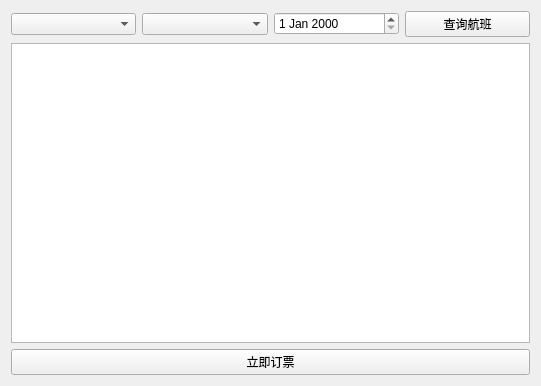
n-ss1m-1/FlightTicketSystem, file FlightTicketClient/pages/FlightsPage/FlightsPage.ui: the form before one commit.
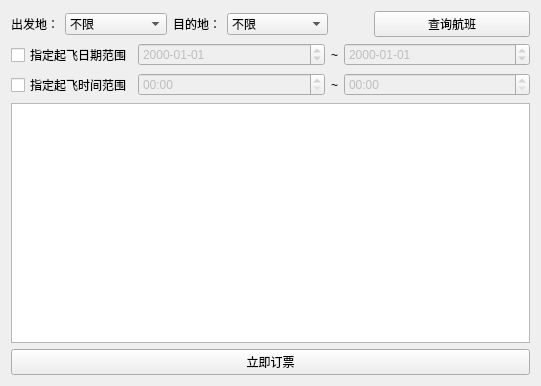
The form after the commit.

The edit to the form file:
```diff
--- a/FlightTicketClient/pages/FlightsPage/FlightsPage.ui
+++ b/FlightTicketClient/pages/FlightsPage/FlightsPage.ui
@@ -13,17 +13,76 @@
   <property name="windowTitle">
    <string>Form</string>
   </property>
-  <layout class="QVBoxLayout" name="verticalLayout">
+  <layout class="QVBoxLayout" name="verticalLayout" stretch="0,1,1,0,0">
    <item>
     <layout class="QHBoxLayout" name="horizontalLayout">
      <item>
-      <widget class="QComboBox" name="comboDep"/>
+      <layout class="QHBoxLayout" name="horizontalLayout_3">
+       <item>
+        <widget class="QLabel" name="label">
+         <property name="sizePolicy">
+          <sizepolicy hsizetype="Maximum" vsizetype="Preferred">
+           <horstretch>0</horstretch>
+           <verstretch>0</verstretch>
+          </sizepolicy>
+         </property>
+         <property name="text">
+          <string>出发地：</string>
+         </property>
+        </widget>
+       </item>
+       <item>
+        <widget class="QComboBox" name="comboDep">
+         <item>
+          <property name="text">
+           <string>不限</string>
+          </property>
+         </item>
+        </widget>
+       </item>
+      </layout>
      </item>
      <item>
-      <widget class="QComboBox" name="comboDest"/>
+      <layout class="QHBoxLayout" name="horizontalLayout_4">
+       <item>
+        <widget class="QLabel" name="label_2">
+         <property name="sizePolicy">
+          <sizepolicy hsizetype="Maximum" vsizetype="Preferred">
+           <horstretch>0</horstretch>
+           <verstretch>0</verstretch>
+          </sizepolicy>
+         </property>
+         <property name="text">
+          <string>目的地：</string>
+         </property>
+        </widget>
+       </item>
+       <item>
+        <widget class="QComboBox" name="comboDest">
+         <item>
+          <property name="text">
+           <string>不限</string>
+          </property>
+         </item>
+        </widget>
+       </item>
+      </layout>
      </item>
      <item>
-      <widget class="QDateEdit" name="dateEdit"/>
+      <spacer name="horizontalSpacer">
+       <property name="orientation">
+        <enum>Qt::Orientation::Horizontal</enum>
+       </property>
+       <property name="sizeType">
+        <enum>QSizePolicy::Policy::Preferred</enum>
+       </property>
+       <property name="sizeHint" stdset="0">
+        <size>
+         <width>40</width>
+         <height>20</height>
+        </size>
+       </property>
+      </spacer>
      </item>
      <item>
       <widget class="QPushButton" name="btnSearch">
@@ -34,6 +93,106 @@
      </item>
     </layout>
    </item>
+   <item>
+    <layout class="QHBoxLayout" name="horizontalLayout_2">
+     <item>
+      <widget class="QCheckBox" name="cbUseDateRange">
+       <property name="sizePolicy">
+        <sizepolicy hsizetype="Maximum" vsizetype="Fixed">
+         <horstretch>0</horstretch>
+         <verstretch>0</verstretch>
+        </sizepolicy>
+       </property>
+       <property name="text">
+        <string>指定起飞日期范围</string>
+       </property>
+      </widget>
+     </item>
+     <item>
+      <widget class="QDateEdit" name="deMinDate">
+       <property name="enabled">
+        <bool>false</bool>
+       </property>
+       <property name="displayFormat">
+        <string>yyyy-MM-dd</string>
+       </property>
+      </widget>
+     </item>
+     <item>
+      <widget class="QLabel" name="label_3">
+       <property name="sizePolicy">
+        <sizepolicy hsizetype="Maximum" vsizetype="Preferred">
+         <horstretch>0</horstretch>
+         <verstretch>0</verstretch>
+        </sizepolicy>
+       </property>
+       <property name="text">
+        <string>~</string>
+       </property>
+      </widget>
+     </item>
+     <item>
+      <widget class="QDateEdit" name="deMaxDate">
+       <property name="enabled">
+        <bool>false</bool>
+       </property>
+       <property name="displayFormat">
+        <string>yyyy-MM-dd</string>
+       </property>
+      </widget>
+     </item>
+    </layout>
+   </item>
+   <item>
+    <layout class="QHBoxLayout" name="horizontalLayout_5">
+     <item>
+      <widget class="QCheckBox" name="cbUseTimeRange">
+       <property name="sizePolicy">
+        <sizepolicy hsizetype="Maximum" vsizetype="Fixed">
+         <horstretch>0</horstretch>
+         <verstretch>0</verstretch>
+        </sizepolicy>
+       </property>
+       <property name="text">
+        <string>指定起飞时间范围</string>
+       </property>
+      </widget>
+     </item>
+     <item>
+      <widget class="QTimeEdit" name="teMinTime">
+       <property name="enabled">
+        <bool>false</bool>
+       </property>
+       <property name="displayFormat">
+        <string>HH:mm</string>
+       </property>
+      </widget>
+     </item>
+     <item>
+      <widget class="QLabel" name="label_4">
+       <property name="sizePolicy">
+        <sizepolicy hsizetype="Maximum" vsizetype="Preferred">
+         <horstretch>0</horstretch>
+         <verstretch>0</verstretch>
+        </sizepolicy>
+       </property>
+       <property name="text">
+        <string>~</string>
+       </property>
+      </widget>
+     </item>
+     <item>
+      <widget class="QTimeEdit" name="teMaxTime">
+       <property name="enabled">
+        <bool>false</bool>
+       </property>
+       <property name="displayFormat">
+        <string>HH:mm</string>
+       </property>
+      </widget>
+     </item>
+    </layout>
+   </item>
    <item>
     <widget class="QTableView" name="tableView">
      <property name="sizePolicy">
```
